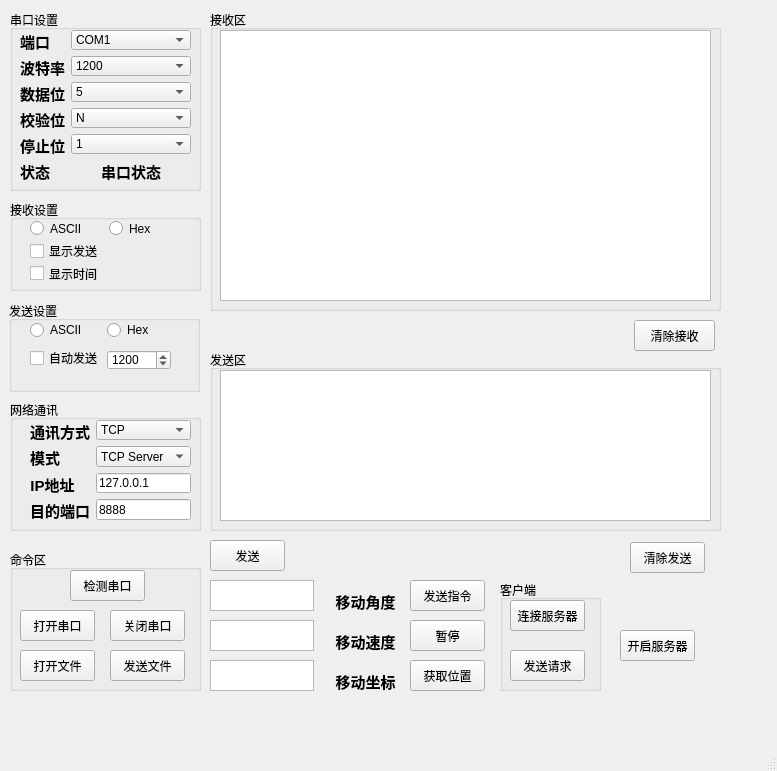
GeHaha/Practice, file slam_car/Ui/Car.ui: the form before one commit.
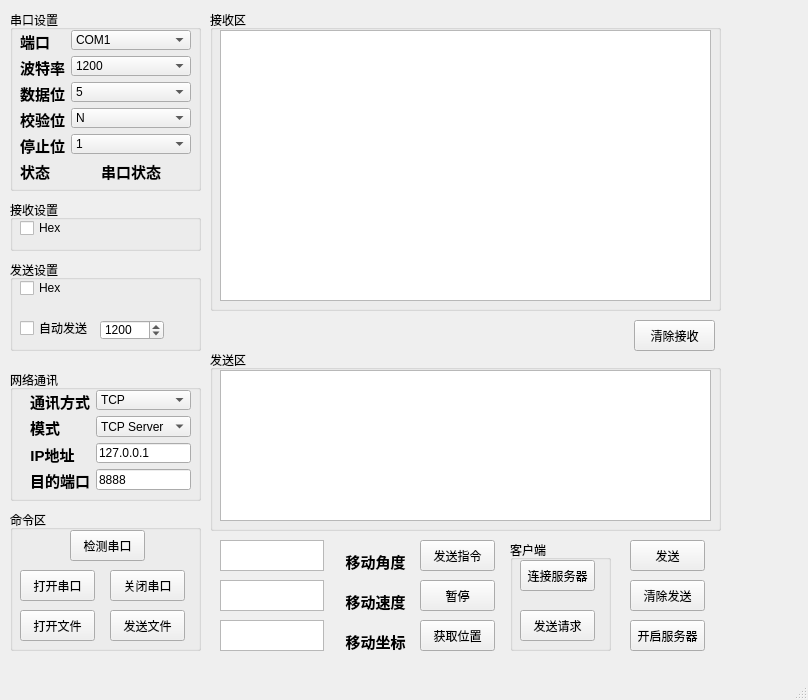
The form after the commit.

```diff
--- a/slam_car/Ui/Car.ui
+++ b/slam_car/Ui/Car.ui
@@ -6,8 +6,8 @@
    <rect>
     <x>0</x>
     <y>0</y>
-    <width>777</width>
-    <height>771</height>
+    <width>808</width>
+    <height>700</height>
    </rect>
   </property>
   <property name="windowTitle">
@@ -20,18 +20,31 @@
       <x>10</x>
       <y>200</y>
       <width>191</width>
-      <height>91</height>
+      <height>51</height>
      </rect>
     </property>
     <property name="title">
      <string>接收设置</string>
     </property>
+    <widget class="QCheckBox" name="Hex1_checkBox">
+     <property name="geometry">
+      <rect>
+       <x>10</x>
+       <y>20</y>
+       <width>71</width>
+       <height>16</height>
+      </rect>
+     </property>
+     <property name="text">
+      <string>Hex</string>
+     </property>
+    </widget>
    </widget>
    <widget class="QGroupBox" name="TCPgroupBox">
     <property name="geometry">
      <rect>
       <x>10</x>
-      <y>400</y>
+      <y>370</y>
       <width>191</width>
       <height>131</height>
      </rect>
@@ -43,8 +56,8 @@
    <widget class="QPushButton" name="OpenServer">
     <property name="geometry">
      <rect>
-      <x>620</x>
-      <y>630</y>
+      <x>630</x>
+      <y>620</y>
       <width>75</width>
       <height>31</height>
      </rect>
@@ -70,7 +83,7 @@
     <property name="geometry">
      <rect>
       <x>630</x>
-      <y>542</y>
+      <y>580</y>
       <width>75</width>
       <height>31</height>
      </rect>
@@ -82,7 +95,7 @@
    <widget class="QPushButton" name="Send">
     <property name="geometry">
      <rect>
-      <x>210</x>
+      <x>630</x>
       <y>540</y>
       <width>75</width>
       <height>31</height>
@@ -109,7 +122,7 @@
     <property name="geometry">
      <rect>
       <x>30</x>
-      <y>420</y>
+      <y>390</y>
       <width>161</width>
       <height>100</height>
      </rect>
@@ -202,46 +215,6 @@
      </item>
     </layout>
    </widget>
-   <widget class="QWidget" name="layoutWidget">
-    <property name="geometry">
-     <rect>
-      <x>30</x>
-      <y>220</y>
-      <width>151</width>
-      <height>62</height>
-     </rect>
-    </property>
-    <layout class="QFormLayout" name="formLayout_2">
-     <item row="0" column="0">
-      <widget class="QRadioButton" name="ASCII1_radioButton">
-       <property name="text">
-        <string>ASCII</string>
-       </property>
-      </widget>
-     </item>
-     <item row="0" column="1">
-      <widget class="QRadioButton" name="Hex_radioButton">
-       <property name="text">
-        <string>Hex</string>
-       </property>
-      </widget>
-     </item>
-     <item row="1" column="0">
-      <widget class="QCheckBox" name="send_checkBox">
-       <property name="text">
-        <string>显示发送</string>
-       </property>
-      </widget>
-     </item>
-     <item row="2" column="0">
-      <widget class="QCheckBox" name="time_checkBox">
-       <property name="text">
-        <string>显示时间</string>
-       </property>
-      </widget>
-     </item>
-    </layout>
-   </widget>
    <widget class="QWidget" name="layoutWidget">
     <property name="geometry">
      <rect>
@@ -471,8 +444,8 @@
    <widget class="QGroupBox" name="groupBox">
     <property name="geometry">
      <rect>
-      <x>9</x>
-      <y>301</y>
+      <x>10</x>
+      <y>260</y>
       <width>191</width>
       <height>91</height>
      </rect>
@@ -480,6 +453,48 @@
     <property name="title">
      <string>发送设置</string>
     </property>
+    <widget class="QCheckBox" name="Hex2_checkBox">
+     <property name="geometry">
+      <rect>
+       <x>10</x>
+       <y>20</y>
+       <width>71</width>
+       <height>16</height>
+      </rect>
+     </property>
+     <property name="text">
+      <string>Hex</string>
+     </property>
+    </widget>
+    <widget class="QSpinBox" name="spinBox">
+     <property name="geometry">
+      <rect>
+       <x>90</x>
+       <y>60</y>
+       <width>64</width>
+       <height>20</height>
+      </rect>
+     </property>
+     <property name="maximum">
+      <number>100000</number>
+     </property>
+     <property name="value">
+      <number>1200</number>
+     </property>
+    </widget>
+    <widget class="QCheckBox" name="send_checkBox_2">
+     <property name="geometry">
+      <rect>
+       <x>10</x>
+       <y>60</y>
+       <width>71</width>
+       <height>16</height>
+      </rect>
+     </property>
+     <property name="text">
+      <string>自动发送</string>
+     </property>
+    </widget>
    </widget>
    <widget class="QGroupBox" name="groupBox_2">
     <property name="geometry">
@@ -530,66 +545,11 @@
      </property>
     </widget>
    </widget>
-   <widget class="QRadioButton" name="ASCII2_radioButton">
-    <property name="geometry">
-     <rect>
-      <x>30</x>
-      <y>322</y>
-      <width>53</width>
-      <height>16</height>
-     </rect>
-    </property>
-    <property name="text">
-     <string>ASCII</string>
-    </property>
-   </widget>
-   <widget class="QRadioButton" name="Hex2_radioButton">
-    <property name="geometry">
-     <rect>
-      <x>107</x>
-      <y>322</y>
-      <width>41</width>
-      <height>16</height>
-     </rect>
-    </property>
-    <property name="text">
-     <string>Hex</string>
-    </property>
-   </widget>
-   <widget class="QSpinBox" name="spinBox">
-    <property name="geometry">
-     <rect>
-      <x>107</x>
-      <y>350</y>
-      <width>64</width>
-      <height>20</height>
-     </rect>
-    </property>
-    <property name="maximum">
-     <number>100000</number>
-    </property>
-    <property name="value">
-     <number>1200</number>
-    </property>
-   </widget>
-   <widget class="QCheckBox" name="send_checkBox_2">
-    <property name="geometry">
-     <rect>
-      <x>30</x>
-      <y>350</y>
-      <width>71</width>
-      <height>16</height>
-     </rect>
-    </property>
-    <property name="text">
-     <string>自动发送</string>
-    </property>
-   </widget>
    <widget class="QTextEdit" name="speed_textEdit">
     <property name="geometry">
      <rect>
-      <x>210</x>
-      <y>620</y>
+      <x>220</x>
+      <y>580</y>
       <width>104</width>
       <height>31</height>
      </rect>
@@ -598,8 +558,8 @@
    <widget class="QLabel" name="anglelabel">
     <property name="geometry">
      <rect>
-      <x>330</x>
-      <y>590</y>
+      <x>340</x>
+      <y>550</y>
       <width>71</width>
       <height>21</height>
      </rect>
@@ -611,8 +571,8 @@
    <widget class="QLabel" name="coordlabel">
     <property name="geometry">
      <rect>
-      <x>330</x>
-      <y>670</y>
+      <x>340</x>
+      <y>630</y>
       <width>71</width>
       <height>21</height>
      </rect>
@@ -624,8 +584,8 @@
    <widget class="QTextEdit" name="angle_textEdit">
     <property name="geometry">
      <rect>
-      <x>210</x>
-      <y>580</y>
+      <x>220</x>
+      <y>540</y>
       <width>104</width>
       <height>31</height>
      </rect>
@@ -634,8 +594,8 @@
    <widget class="QLabel" name="speedlabel">
     <property name="geometry">
      <rect>
-      <x>330</x>
-      <y>630</y>
+      <x>340</x>
+      <y>590</y>
       <width>71</width>
       <height>21</height>
      </rect>
@@ -647,8 +607,8 @@
    <widget class="QTextEdit" name="Coords_textEdit">
     <property name="geometry">
      <rect>
-      <x>210</x>
-      <y>660</y>
+      <x>220</x>
+      <y>620</y>
       <width>104</width>
       <height>31</height>
      </rect>
@@ -657,8 +617,8 @@
    <widget class="QPushButton" name="GetLocaButton">
     <property name="geometry">
      <rect>
-      <x>410</x>
-      <y>660</y>
+      <x>420</x>
+      <y>620</y>
       <width>75</width>
       <height>31</height>
      </rect>
@@ -670,8 +630,8 @@
    <widget class="QPushButton" name="StopButton">
     <property name="geometry">
      <rect>
-      <x>410</x>
-      <y>620</y>
+      <x>420</x>
+      <y>580</y>
       <width>75</width>
       <height>31</height>
      </rect>
@@ -683,8 +643,8 @@
    <widget class="QPushButton" name="sendMsgButton">
     <property name="geometry">
      <rect>
-      <x>410</x>
-      <y>580</y>
+      <x>420</x>
+      <y>540</y>
       <width>75</width>
       <height>31</height>
      </rect>
@@ -696,8 +656,8 @@
    <widget class="QGroupBox" name="client_groupBox">
     <property name="geometry">
      <rect>
-      <x>500</x>
-      <y>580</y>
+      <x>510</x>
+      <y>540</y>
       <width>101</width>
       <height>111</height>
      </rect>
@@ -736,7 +696,7 @@
     <property name="geometry">
      <rect>
       <x>10</x>
-      <y>550</y>
+      <y>510</y>
       <width>191</width>
       <height>141</height>
      </rect>
```
Left out of the diff: 2 changed lines with no effect on the pictures.
